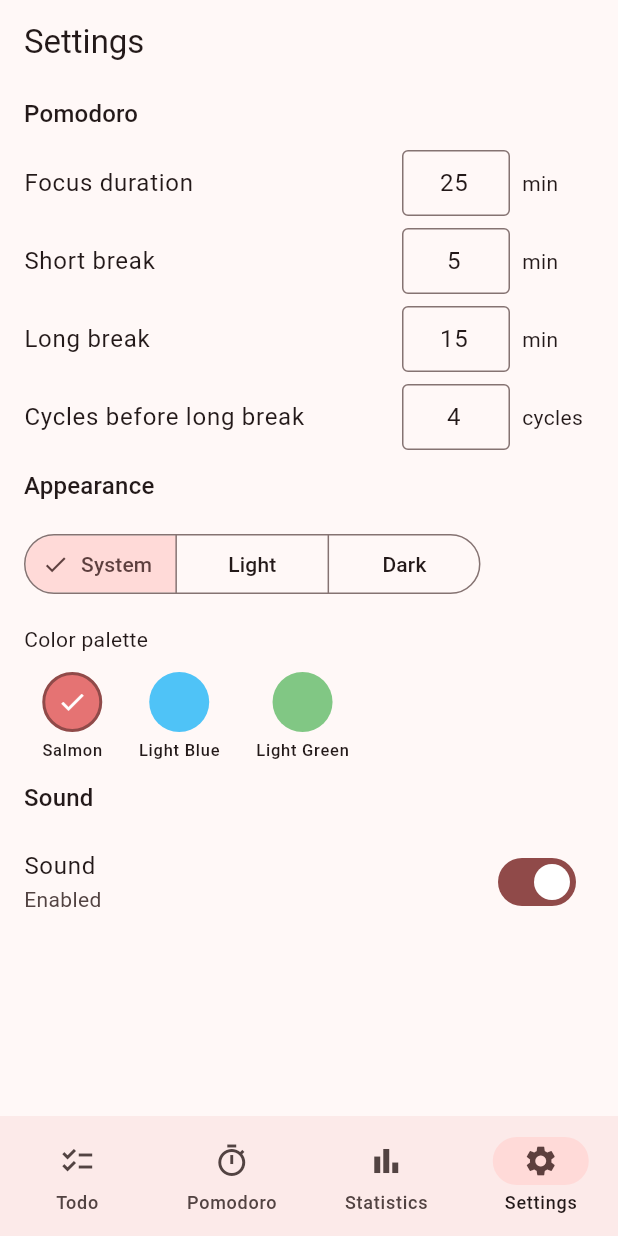
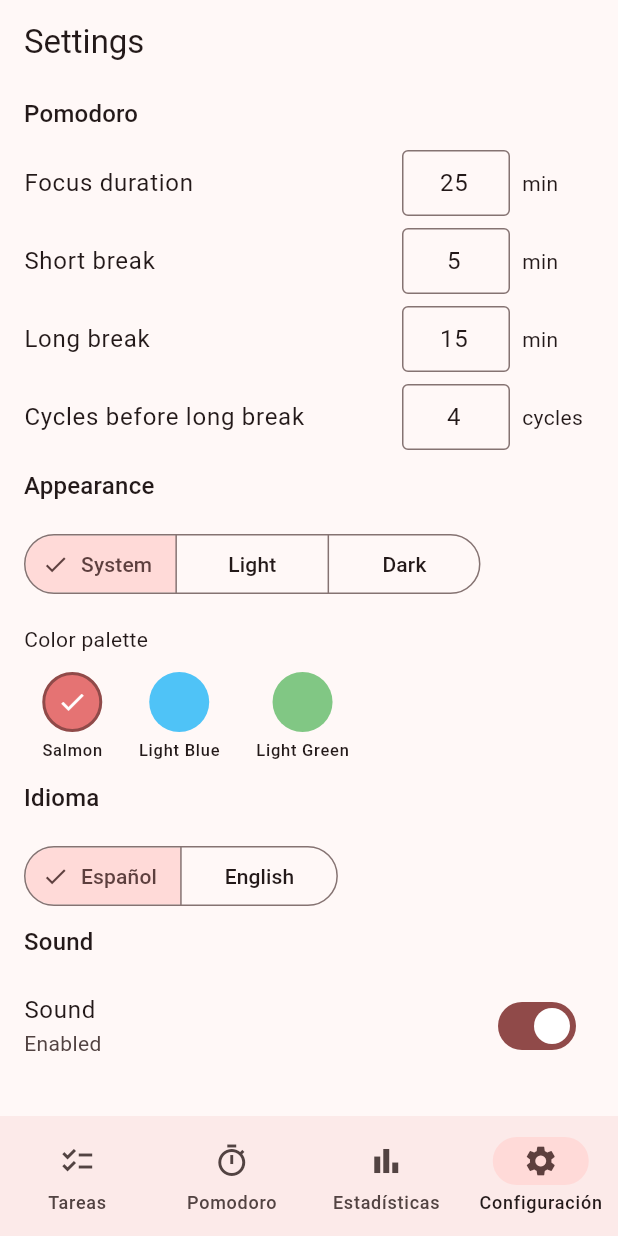
Before and after one commit to NaimJG/focus-flow, a Flutter app: the screen it shows after launch, item 4 of the bottom bar chosen, on a phone screen of 412 x 824 dp. Run offline on Flutter 3.47's test engine with Material 3 defaults, Android fonts, the phone set to English and light mode, and no system bars; our stand-ins replace isar; accounts and stored records are empty; generated files the repository leaves out were written again.

Commit message:
feat(localization): add language selector and localized navigation

```diff
--- a/lib/features/home/presentation/screens/home_screen.dart
+++ b/lib/features/home/presentation/screens/home_screen.dart
@@ -1,4 +1,6 @@
 import 'package:flutter/material.dart';
+
+import '../../../../l10n/app_localizations.dart';
 
 import '../../../pomodoro/presentation/screens/pomodoro_screen.dart';
 import '../../../settings/presentation/screens/settings_screen.dart';
@@ -23,29 +25,6 @@ class _HomeScreenState extends State<HomeScreen> {
   int _selectedIndex = 0;
   bool _hasSelectedStatistics = false;
 
-  static const _destinations = <NavigationDestination>[
-    NavigationDestination(
-      icon: Icon(Icons.checklist_outlined),
-      selectedIcon: Icon(Icons.checklist),
-      label: 'Todo',
-    ),
-    NavigationDestination(
-      icon: Icon(Icons.timer_outlined),
-      selectedIcon: Icon(Icons.timer),
-      label: 'Pomodoro',
-    ),
-    NavigationDestination(
-      icon: Icon(Icons.bar_chart_outlined),
-      selectedIcon: Icon(Icons.bar_chart),
-      label: 'Statistics',
-    ),
-    NavigationDestination(
-      icon: Icon(Icons.settings_outlined),
-      selectedIcon: Icon(Icons.settings),
-      label: 'Settings',
-    ),
-  ];
-
   void _onDestinationSelected(int index) {
     if (index == _selectedIndex) return;
     setState(() {
@@ -58,6 +37,31 @@ class _HomeScreenState extends State<HomeScreen> {
 
   @override
   Widget build(BuildContext context) {
+    final l10n = AppLocalizations.of(context)!;
+
+    final destinations = <NavigationDestination>[
+      NavigationDestination(
+        icon: const Icon(Icons.checklist_outlined),
+        selectedIcon: const Icon(Icons.checklist),
+        label: l10n.navigationTodo,
+      ),
+      NavigationDestination(
+        icon: const Icon(Icons.timer_outlined),
+        selectedIcon: const Icon(Icons.timer),
+        label: l10n.navigationPomodoro,
+      ),
+      NavigationDestination(
+        icon: const Icon(Icons.bar_chart_outlined),
+        selectedIcon: const Icon(Icons.bar_chart),
+        label: l10n.navigationStatistics,
+      ),
+      NavigationDestination(
+        icon: const Icon(Icons.settings_outlined),
+        selectedIcon: const Icon(Icons.settings),
+        label: l10n.navigationSettings,
+      ),
+    ];
+
     return Scaffold(
       body: IndexedStack(
         index: _selectedIndex,
@@ -73,7 +77,7 @@ class _HomeScreenState extends State<HomeScreen> {
       bottomNavigationBar: NavigationBar(
         selectedIndex: _selectedIndex,
         onDestinationSelected: _onDestinationSelected,
-        destinations: _destinations,
+        destinations: destinations,
       ),
     );
   }
--- a/lib/features/settings/presentation/screens/settings_screen.dart
+++ b/lib/features/settings/presentation/screens/settings_screen.dart
@@ -3,6 +3,7 @@ import 'package:provider/provider.dart';
 
 import '../controllers/settings_controller.dart';
 import '../widgets/appearance_settings_section.dart';
+import '../widgets/language_settings_section.dart';
 import '../widgets/pomodoro_settings_section.dart';
 import '../widgets/sound_settings_section.dart';
 
@@ -116,6 +117,7 @@ class _LoadedBody extends StatelessWidget {
       children: const [
         PomodoroSettingsSection(),
         AppearanceSettingsSection(),
+        LanguageSettingsSection(),
         SoundSettingsSection(),
       ],
     );
--- /dev/null
+++ b/lib/features/settings/presentation/widgets/language_settings_section.dart
@@ -0,0 +1,69 @@
+import 'package:flutter/material.dart';
+import 'package:provider/provider.dart';
+
+import '../../../../l10n/app_localizations.dart';
+import '../../domain/entities/app_language.dart';
+import '../controllers/settings_controller.dart';
+
+/// Displays the "Language" settings section with a segmented button
+/// for choosing between Español and English.
+///
+/// Language option labels are always displayed in their own language
+/// ("Español" and "English") regardless of the current locale. The
+/// section header is localized via [AppLocalizations].
+class LanguageSettingsSection extends StatelessWidget {
+  /// Creates a [LanguageSettingsSection].
+  const LanguageSettingsSection({super.key});
+
+  @override
+  Widget build(BuildContext context) {
+    final controller = context.watch<SettingsController>();
+    final settings = controller.settings;
+    final theme = Theme.of(context);
+    final enabled = !controller.isSaving;
+    final l10n = AppLocalizations.of(context)!;
+
+    return Column(
+      crossAxisAlignment: CrossAxisAlignment.start,
+      children: [
+        Padding(
+          padding: const EdgeInsets.symmetric(horizontal: 16, vertical: 8),
+          child: Text(
+            l10n.settingsLanguage,
+            style: theme.textTheme.titleMedium,
+          ),
+        ),
+        const SizedBox(height: 8),
+        Padding(
+          padding: const EdgeInsets.symmetric(horizontal: 16),
+          child: SegmentedButton<AppLanguage>(
+            segments: [
+              ButtonSegment<AppLanguage>(
+                value: AppLanguage.spanish,
+                label: Semantics(
+                  label: 'Español',
+                  selected: settings.language == AppLanguage.spanish,
+                  child: const Text('Español'),
+                ),
+              ),
+              ButtonSegment<AppLanguage>(
+                value: AppLanguage.english,
+                label: Semantics(
+                  label: 'English',
+                  selected: settings.language == AppLanguage.english,
+                  child: const Text('English'),
+                ),
+              ),
+            ],
+            selected: {settings.language},
+            onSelectionChanged: enabled
+                ? (selection) {
+                    controller.updateLanguage(selection.first);
+                  }
+                : null,
+          ),
+        ),
+      ],
+    );
+  }
+}
--- a/lib/l10n/app_en.arb
+++ b/lib/l10n/app_en.arb
@@ -8,5 +8,7 @@
 
   "sharedCancel": "Cancel",
   "sharedDelete": "Delete",
-  "sharedRetry": "Retry"
+  "sharedRetry": "Retry",
+
+  "settingsLanguage": "Language"
 }
--- a/lib/l10n/app_es.arb
+++ b/lib/l10n/app_es.arb
@@ -34,5 +34,10 @@
   "sharedRetry": "Reintentar",
   "@sharedRetry": {
     "description": "Shared label for retry actions after errors"
+  },
+
+  "settingsLanguage": "Idioma",
+  "@settingsLanguage": {
+    "description": "Section header for language settings in the Settings screen"
   }
 }
--- a/lib/l10n/app_localizations.dart
+++ b/lib/l10n/app_localizations.dart
@@ -139,6 +139,12 @@ abstract class AppLocalizations {
   /// In es, this message translates to:
   /// **'Reintentar'**
   String get sharedRetry;
+
+  /// Section header for language settings in the Settings screen
+  ///
+  /// In es, this message translates to:
+  /// **'Idioma'**
+  String get settingsLanguage;
 }
 
 class _AppLocalizationsDelegate
--- a/lib/l10n/app_localizations_en.dart
+++ b/lib/l10n/app_localizations_en.dart
@@ -28,4 +28,7 @@ class AppLocalizationsEn extends AppLocalizations {
 
   @override
   String get sharedRetry => 'Retry';
+
+  @override
+  String get settingsLanguage => 'Language';
 }
--- a/lib/l10n/app_localizations_es.dart
+++ b/lib/l10n/app_localizations_es.dart
@@ -28,4 +28,7 @@ class AppLocalizationsEs extends AppLocalizations {
 
   @override
   String get sharedRetry => 'Reintentar';
+
+  @override
+  String get settingsLanguage => 'Idioma';
 }
```
Also changed, not shown: .kiro/specs/localization-and-language-settings/tasks.meta.json, 2 other files.
